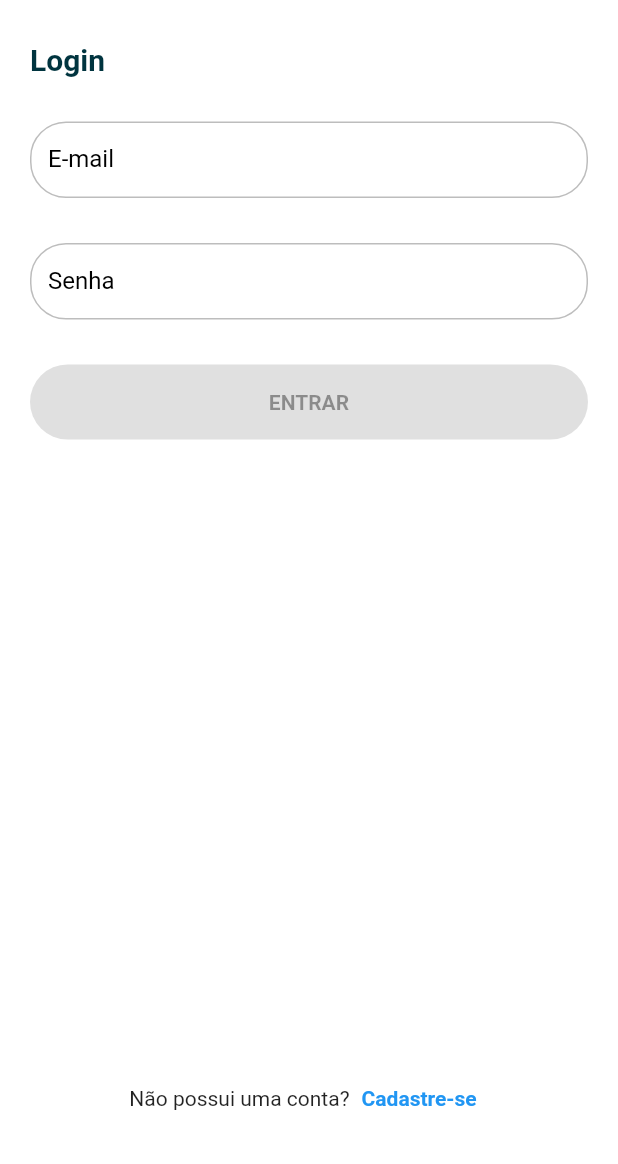
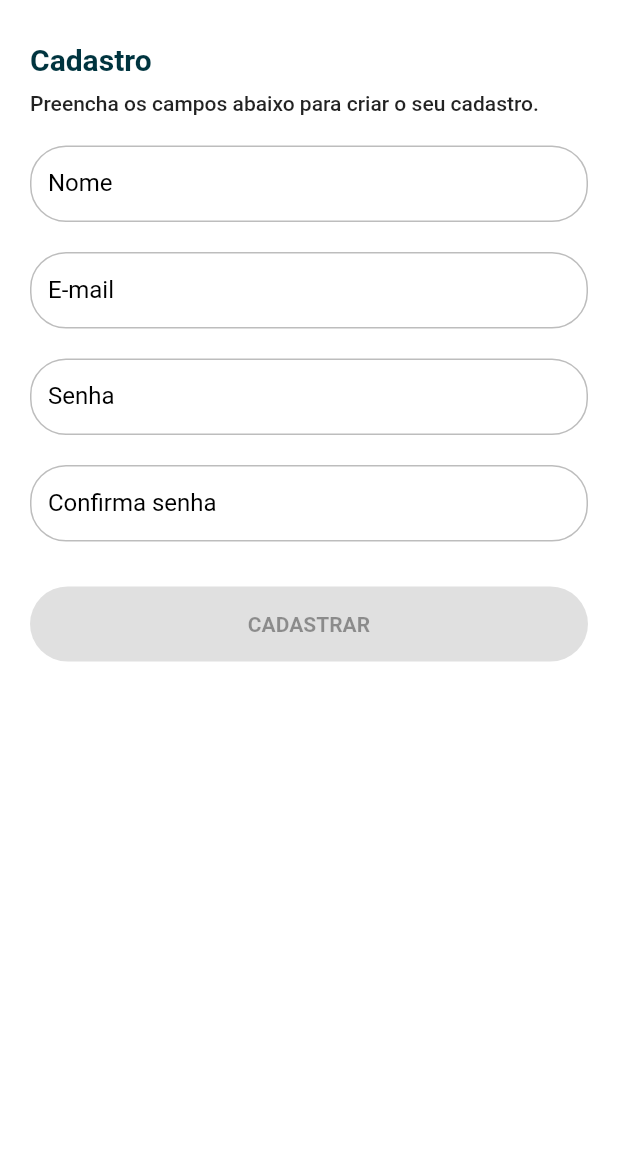
Before and after one commit to andsonsilv/vakinha_burger_mobile, a Flutter app: the LoginPage screen opened by its route, after a tap on "Cadastre-se", on a phone screen of 412 x 824 dp, the part 72-1236 px from its top. Run offline on Flutter 3.47's test engine with Material 2 defaults, Android fonts, the phone set to English and light mode, and no system bars; our stand-ins replace get; Roboto replaces fonts that are missing (mplus1, plus1).

Commit message:
Create Register

```diff
--- a/lib/app/core/common/constants/texts_constant.dart
+++ b/lib/app/core/common/constants/texts_constant.dart
@@ -7,4 +7,9 @@ class TextsConstant {
   static const String senha = 'Senha';
   static const String naoPossuiUmaConta = 'Não possui uma conta?';
   static const String cadastreSe = 'Cadastre-se';
+  static const String cadastro = 'Cadastro';
+  static const String preenchaOsCamposAbaixoParaCriarSeuCadastro = 'Preencha os campos abaixo para criar o seu cadastro.';
+  static const String nome = 'Nome';
+  static const String confirmaSenha = 'Confirma senha';
+  static const String cadastrar = 'Cadastrar';
 }
--- a/lib/app/modules/auth/login/login_page.dart
+++ b/lib/app/modules/auth/login/login_page.dart
@@ -40,7 +40,7 @@ class LoginPage extends StatelessWidget {
                       ),
                       const VakinhaTextformfield(label: TextsConstant.email),
                       const SizedBox(
-                        height: 30,
+                        height: 20,
                       ),
                       const VakinhaTextformfield(label: TextsConstant.senha),
                       const SizedBox(
@@ -59,7 +59,9 @@ class LoginPage extends StatelessWidget {
                         children: [
                           const Text(TextsConstant.naoPossuiUmaConta),
                           TextButton(
-                              onPressed: () {},
+                              onPressed: () {
+                                Get.toNamed('/auth/register');
+                              },
                               child: const Text(
                                 TextsConstant.cadastreSe,
                                 style: VakinhaUI.textBold,
--- /dev/null
+++ b/lib/app/modules/auth/register/register_page.dart
@@ -0,0 +1,73 @@
+import 'package:flutter/material.dart';
+import 'package:get/get.dart';
+import 'package:vakinha_burger_mobile/app/core/common/constants/texts_constant.dart';
+import 'package:vakinha_burger_mobile/app/core/ui/widgets/vakinha_appbar.dart';
+import 'package:vakinha_burger_mobile/app/core/ui/widgets/vakinha_button.dart';
+import 'package:vakinha_burger_mobile/app/core/ui/widgets/vakinha_textformfield.dart';
+
+class RegisterPage extends StatelessWidget {
+  const RegisterPage({Key? key}) : super(key: key);
+
+  @override
+  Widget build(BuildContext context) {
+    return Scaffold(
+      appBar: VakinhaAppbar(
+        elevation: 0,
+      ),
+      backgroundColor: Colors.white,
+      body: SingleChildScrollView(
+        child: IntrinsicHeight(
+          child: Padding(
+            padding: const EdgeInsets.all(20.0),
+            child: Form(
+              child: Column(
+                crossAxisAlignment: CrossAxisAlignment.start,
+                children: [
+                  Text(
+                    TextsConstant.cadastro,
+                    style: context.textTheme.headline6?.copyWith(
+                        fontWeight: FontWeight.bold,
+                        color: context.theme.primaryColorDark),
+                  ),
+                  Padding(
+                    padding: const EdgeInsets.symmetric(vertical: 10.0),
+                    child: Text(
+                        TextsConstant.preenchaOsCamposAbaixoParaCriarSeuCadastro,
+                        style: context.textTheme.bodyText1,
+                      ),
+                  ),
+                  const SizedBox(
+                    height: 10,
+                  ),
+                  const VakinhaTextformfield(label: TextsConstant.nome),
+                  const SizedBox(
+                    height: 20,
+                  ),
+                  const VakinhaTextformfield(label: TextsConstant.email),
+                  const SizedBox(
+                    height: 20,
+                  ),
+                  const VakinhaTextformfield(label: TextsConstant.senha),
+                  const SizedBox(
+                    height: 20,
+                  ),
+                  const VakinhaTextformfield(label: TextsConstant.confirmaSenha),
+                  const SizedBox(
+                    height: 30,
+                  ),
+                  Center(
+                    child: VakinhaButton(
+                      onPressed: null,
+                      label: TextsConstant.cadastrar.toUpperCase(),
+                      width: context.width,
+                    ),
+                  ),
+                ],
+              ),
+            ),
+          ),
+        ),
+      ),
+    );
+  }
+}
--- a/lib/app/modules/splash/splash_page.dart
+++ b/lib/app/modules/splash/splash_page.dart
@@ -38,7 +38,7 @@ class SplashPage extends StatelessWidget {
                   onPressed: (){
                     Get.toNamed('/auth/login');
                   },
-                  label: TextsConstant.acessar,
+                  label: TextsConstant.acessar.toUpperCase(),
                   width: context.widthTransformer(reducedBy: 40),
                   height: 35,
                 )
--- a/lib/app/routes/auth_routers.dart
+++ b/lib/app/routes/auth_routers.dart
@@ -1,10 +1,12 @@
 import 'package:get/get.dart';
 import 'package:vakinha_burger_mobile/app/modules/auth/login/login_page.dart';
+import 'package:vakinha_burger_mobile/app/modules/auth/register/register_page.dart';
 
 class AuthRouters {
   AuthRouters._();
 
   static final routers = <GetPage>[
-    GetPage(name: '/auth/login', page: () => const LoginPage())
+    GetPage(name: '/auth/login', page: () => const LoginPage()),
+    GetPage(name: '/auth/register', page: () => const RegisterPage())
   ];
 }
```
